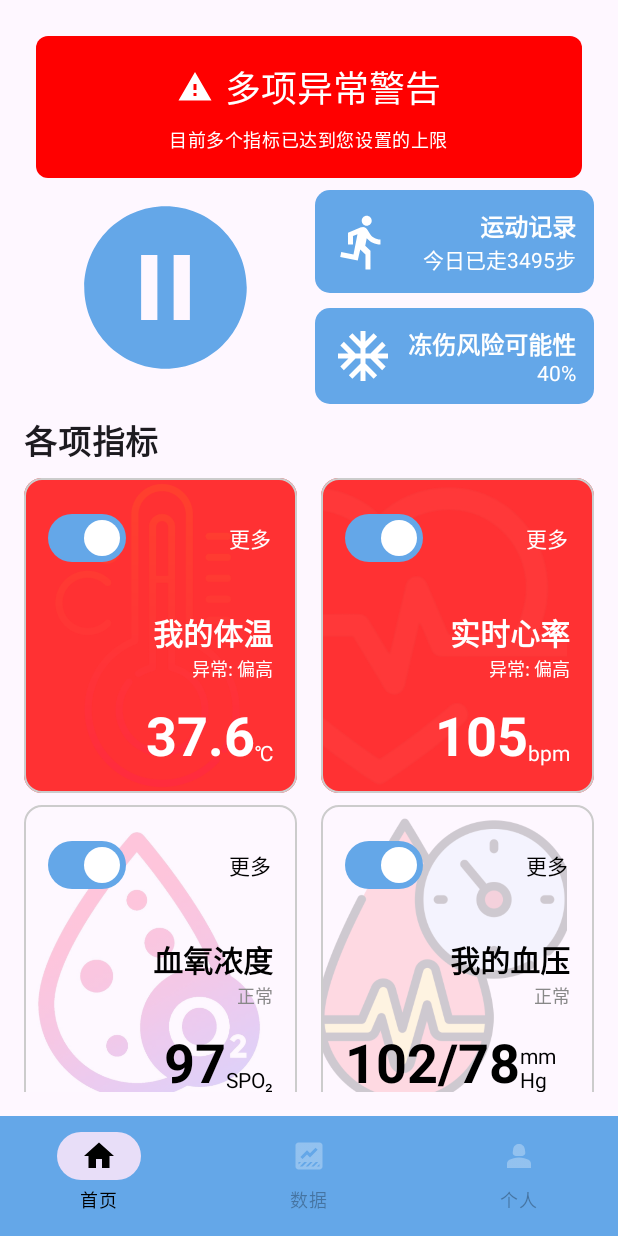
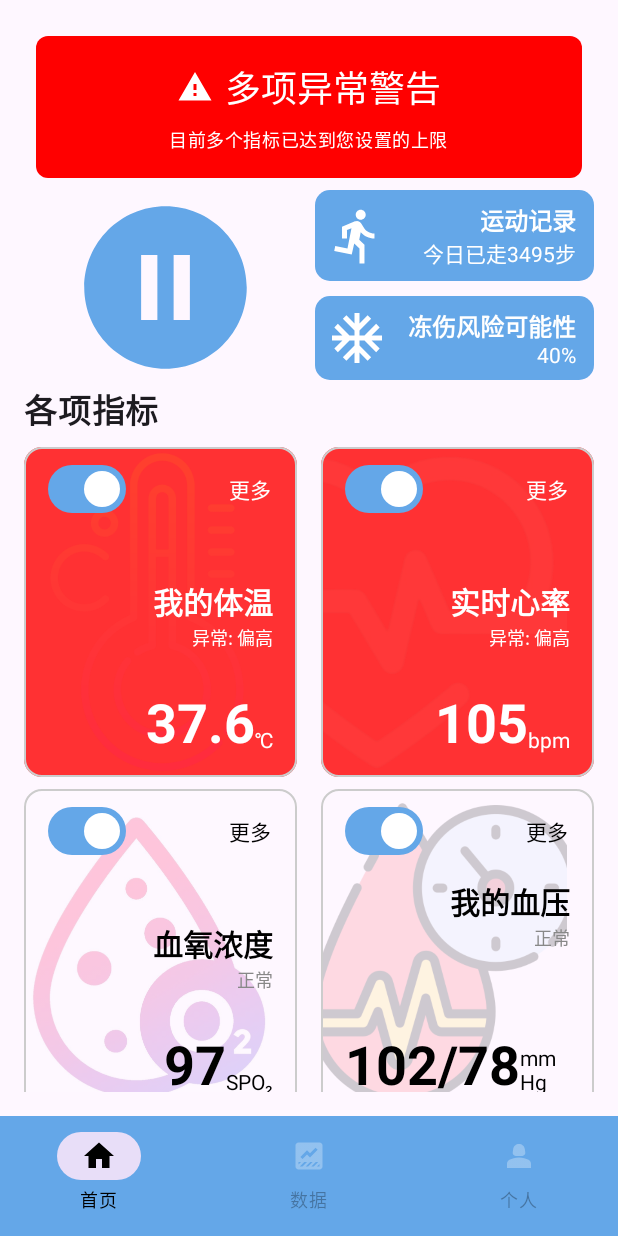
Before and after one commit to longfeiCA/simpleHealthManagement, an Android app built with Jetpack Compose: the screen it shows after launch (MainActivity), on a phone screen of 412 x 824 dp. Run offline under Robolectric (Android 15) with nearby library versions, the phone set to English and light mode, and no system bars.

Commit message:
padding adjustment

```diff
--- a/app/src/main/java/com/example/simplehealthmanagement/HealthScreen.kt
+++ b/app/src/main/java/com/example/simplehealthmanagement/HealthScreen.kt
@@ -170,7 +170,7 @@ fun HealthScreen(viewModel: HealthViewModel) {
                         modifier = Modifier
                             .background(Color(0xFF64A7E8), shape = RoundedCornerShape(10.dp))
                             .fillMaxWidth()
-                            .padding(12.dp),
+                            .padding(top = 8.dp, bottom = 8.dp, start = 8.dp, end = 12.dp),
                     ) {
                         Row(
                             modifier = Modifier.fillMaxWidth(),
@@ -197,7 +197,7 @@ fun HealthScreen(viewModel: HealthViewModel) {
                         modifier = Modifier
                             .background(Color(0xFF64A7E8), shape = RoundedCornerShape(10.dp))
                             .fillMaxWidth()
-                            .padding(12.dp),
+                            .padding(top = 8.dp, bottom = 8.dp, start = 8.dp, end = 12.dp),
                     ) {
                         Row(
                             modifier = Modifier.fillMaxWidth(),
@@ -220,7 +220,7 @@ fun HealthScreen(viewModel: HealthViewModel) {
                     }
                 }
             }
-            Spacer(modifier = Modifier.height(8.dp))
+            Spacer(modifier = Modifier.height(0.dp))
             // 各项指标 Text
             Text(
                 text = "各项指标",
@@ -358,7 +358,7 @@ fun VitalCardWithSwitch(
     Card(
         modifier = modifier
             .fillMaxWidth()
-            .height(210.dp)
+            .height(220.dp)
             .border(1.dp, Color.LightGray, RoundedCornerShape(12.dp)),
         shape = RoundedCornerShape(12.dp),
         colors = CardDefaults.cardColors(containerColor = cardBackgroundColor)
@@ -380,7 +380,7 @@ fun VitalCardWithSwitch(
             Column(
                 modifier = Modifier
                     .fillMaxSize()
-                    .padding(16.dp),
+                    .padding(start = 16.dp, end = 16.dp, top = 4.dp, bottom = 14.dp),
                 horizontalAlignment = Alignment.CenterHorizontally
             ) {
                 Row(
@@ -402,7 +402,7 @@ fun VitalCardWithSwitch(
                 }
                 Spacer(modifier = Modifier.height(8.dp))
                 when (title) {
-                    "我的体温", "实时心率", "血氧浓度", "我的血压" -> {
+                    "我的体温", "实时心率", "血氧浓度" -> {
                         Column(
                             modifier = Modifier.fillMaxWidth().weight(1f),
                             horizontalAlignment = Alignment.End,
@@ -440,22 +440,43 @@ fun VitalCardWithSwitch(
                             }
                         }
                     }
-                    else -> {
+                    else -> { // 我的血压
+                        Column(
+                            modifier = Modifier.fillMaxWidth().weight(1f),
+                            horizontalAlignment = Alignment.End,
+                            verticalArrangement = Arrangement.Top
+                        ) {
                             Text(
                                 text = title,
-                            style = MaterialTheme.typography.bodyMedium,
+                                style = TextStyle(fontSize = 20.sp, fontWeight = FontWeight.Bold),
+                                color = if (status == "正常") Color.Black else Color.White,
+                                textAlign = TextAlign.End
+                            )
+                            Text(
+                                text = statusDisplay,
+                                style = TextStyle(fontSize = 12.sp),
+                                color = if (status == "正常") Color.Gray else Color.White,
+                                textAlign = TextAlign.End
+                            )
+                        }
+                        Box(
+                            modifier = Modifier.fillMaxWidth(),
+                            contentAlignment = Alignment.BottomEnd
+                        ) {
+                            Row(verticalAlignment = Alignment.Bottom) {
+                                Text(
+                                    text = value,
+                                    style = TextStyle(fontSize = 36.sp, fontWeight = FontWeight.Bold),
                                     color = if (status == "正常") Color.Black else Color.White
                                 )
                                 Text(
-                            text = "$value $unit",
-                            style = MaterialTheme.typography.headlineSmall,
-                            color = if (status == "正常") Color.Black else Color.White
+                                    text = unit,
+                                    style = TextStyle(fontSize = 14.sp),
+                                    color = if (status == "正常") Color.Black else Color.White,
+                                    modifier = Modifier.padding(bottom = 2.dp)
                                 )
-                        Text(
-                            text = "$statusDisplay",
-                            style = MaterialTheme.typography.bodySmall,
-                            color = if (status == "正常") Color.Gray else Color.White
-                        )
+                            }
+                        }
                     }
                 }
             }
```
Lines whose indentation alone changed are shown as unchanged.
